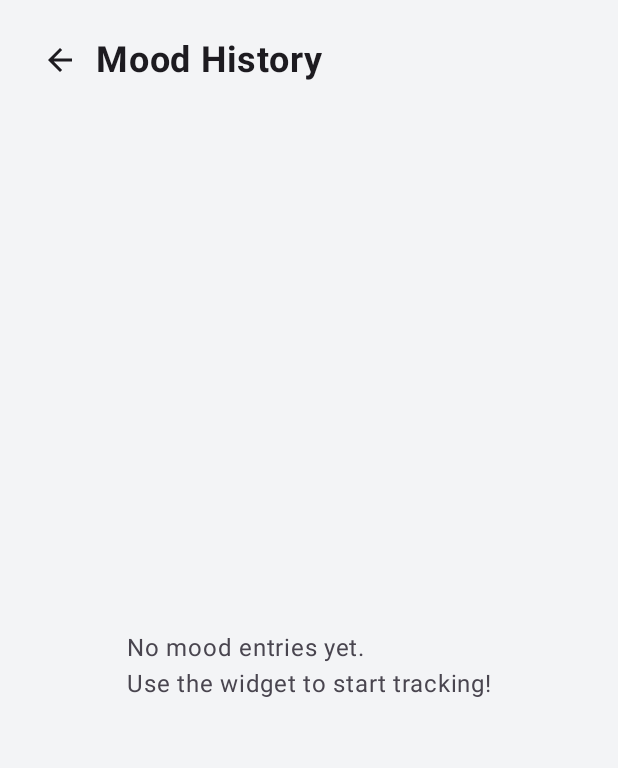
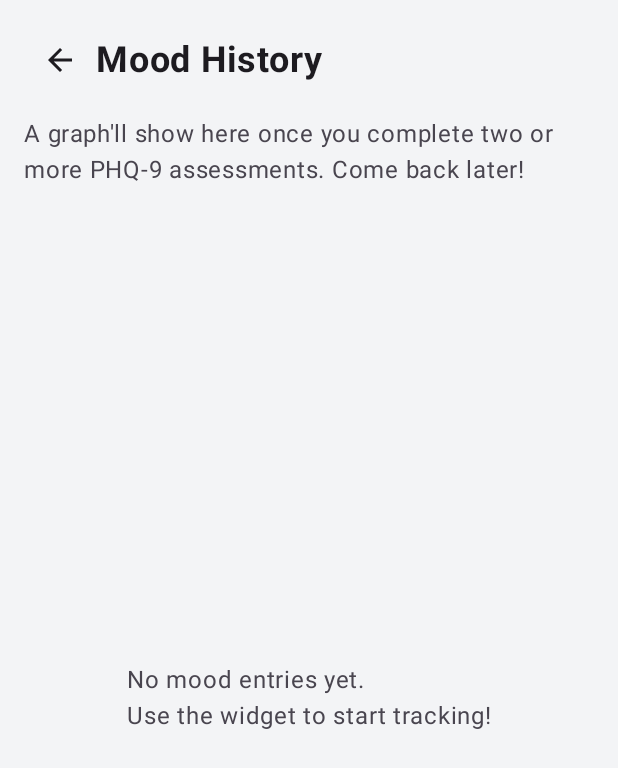
Before and after one commit to AlphaGameDeveloper/Seen, an Android app built with Jetpack Compose: the composable MoodHistoryScreen shown on its own in the app's theme, on a phone screen of 412 x 824 dp. Shown: the top 768 px of the screen. Run offline under Robolectric (Android 15) with nearby library versions, the light colour scheme and no system bars; libraries missing offline, so code that uses them is left out: com.patrykandpatrick.vico; 1 statement that could not run was skipped.

Commit message:
fix: Graph will only show after two or more PHQ-9 assessments

```diff
--- a/app/src/main/java/dev/alphagame/seen/screens/MoodHistoryScreen.kt
+++ b/app/src/main/java/dev/alphagame/seen/screens/MoodHistoryScreen.kt
@@ -166,7 +166,7 @@ fun MoodHistoryScreen(
         }
 
 
-        if (phq9Map.isNotEmpty()) {
+        if (phq9Map.isNotEmpty() && phq9Map.size >= 2) {
             Row(
                 modifier = Modifier.fillMaxWidth(),
                 horizontalArrangement = Arrangement.SpaceBetween,
@@ -216,6 +216,14 @@ fun MoodHistoryScreen(
                     ),
                 modelProducer,
             )
+        } else {
+            Row(modifier = Modifier.fillMaxWidth(),
+                horizontalArrangement = Arrangement.SpaceBetween,
+                verticalAlignment = Alignment.CenterVertically) {
+                Text(text = "A graph'll show here once you complete two or more PHQ-9 assessments. Come back later!",
+                    style = MaterialTheme.typography.bodyLarge,
+                    color = MaterialTheme.colorScheme.onSurfaceVariant)
+            }
         }
         if (phq9Map.isNotEmpty()) {
         HorizontalDivider(
```
